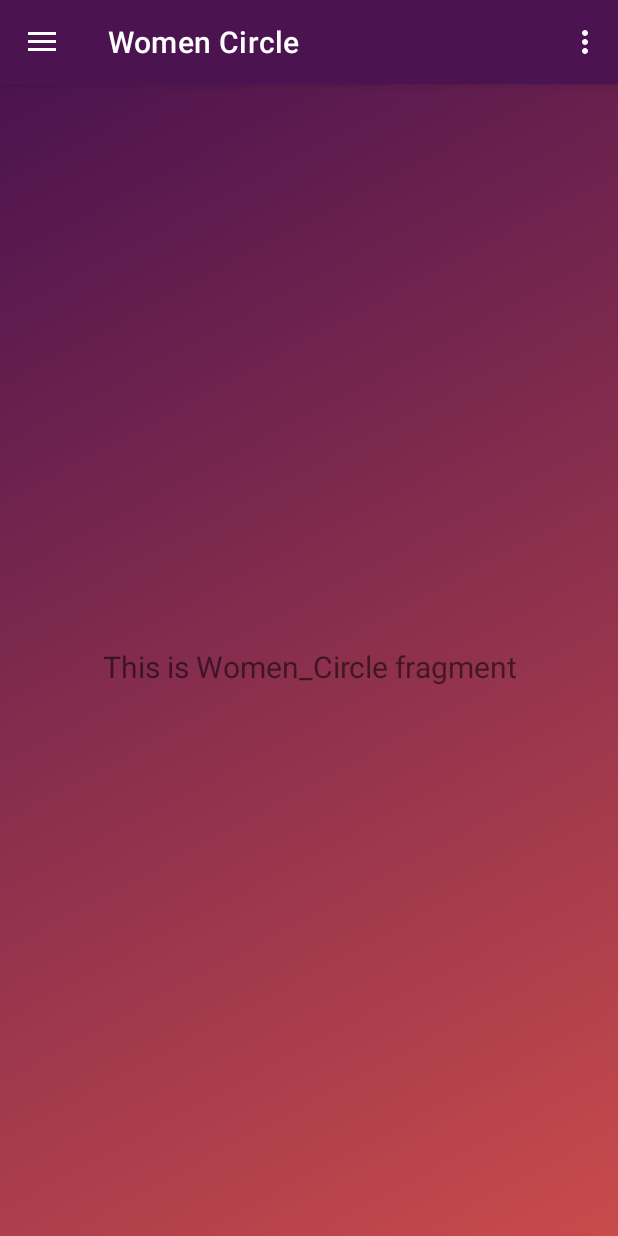
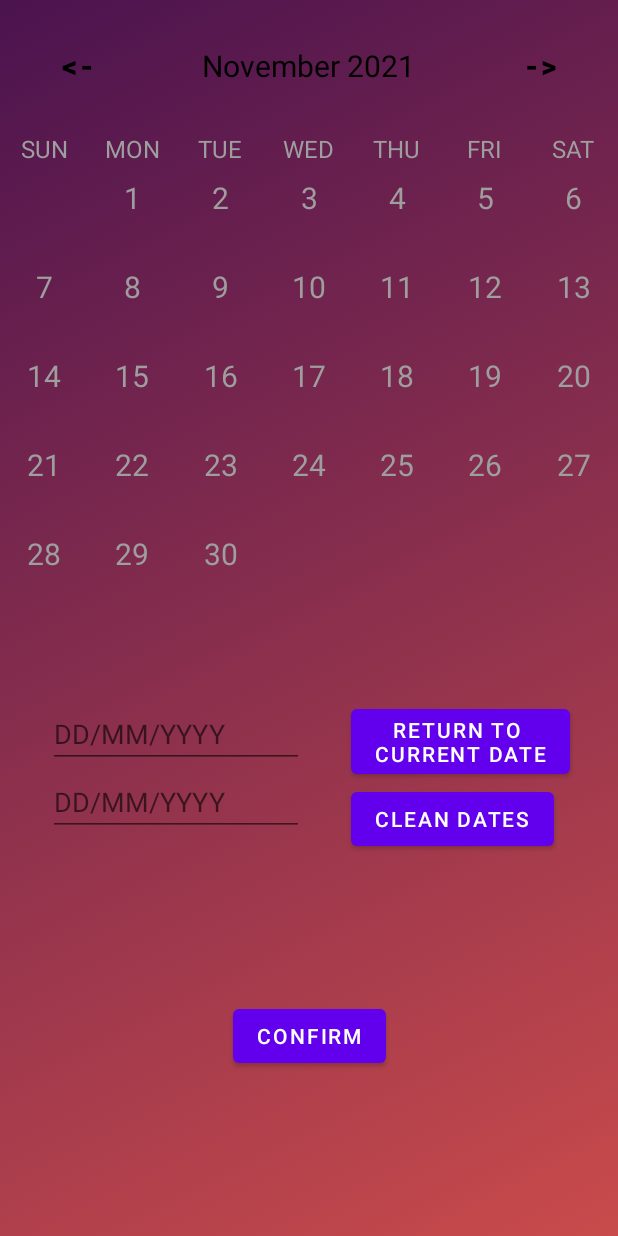
Before and after one commit to Argyrius1994/All-About-Women, an Android app: the screen it shows after launch (MainActivity before the commit, WomenCircleActivity after it), in the side drawer, after a tap on "Women Circle", on a phone screen of 412 x 824 dp. Run offline under Robolectric (Android 15) with nearby library versions, the phone set to English and light mode, and no system bars; our stand-ins replace navigation-ui.

Commit message:
First Commit of good looking calendar

```diff
--- a/app/build.gradle
+++ b/app/build.gradle
@@ -7,7 +7,7 @@ android {
 
     defaultConfig {
         applicationId "com.example.allaboutwomen"
-        minSdk 23
+        minSdk 28
         targetSdk 30
         versionCode 1
         versionName "1.0"
--- a/app/src/main/AndroidManifest.xml
+++ b/app/src/main/AndroidManifest.xml
@@ -9,6 +9,9 @@
         android:roundIcon="@mipmap/ic_launcher_round"
         android:supportsRtl="true"
         android:theme="@style/Theme.AllAboutWomen">
+        <activity
+            android:name=".ui.women_circle.WomenCircleActivity"
+            android:exported="false" />
         <activity
             android:name=".MainActivity"
             android:exported="true"
--- /dev/null
+++ b/app/src/main/java/com/example/allaboutwomen/ui/women_circle/CalendarAdapter.java
@@ -0,0 +1,49 @@
+package com.example.allaboutwomen.ui.women_circle;
+
+import android.view.LayoutInflater;
+import android.view.View;
+import android.view.ViewGroup;
+
+import androidx.annotation.NonNull;
+import androidx.recyclerview.widget.RecyclerView;
+
+import com.example.allaboutwomen.R;
+
+import java.util.ArrayList;
+
+public class CalendarAdapter extends RecyclerView.Adapter<CalendarViewHolder> {
+
+    private final ArrayList<String> daysOfMonth;
+    private final OnItemListener onItemListener;
+
+
+    public CalendarAdapter(ArrayList<String> daysOfMonth, OnItemListener onItemListener) {
+        this.daysOfMonth = daysOfMonth;
+        this.onItemListener = onItemListener;
+    }
+
+    @NonNull
+    @Override
+    public CalendarViewHolder onCreateViewHolder(@NonNull ViewGroup parent, int viewType) {
+        LayoutInflater inflater = LayoutInflater.from(parent.getContext());
+        View view = inflater.inflate(R.layout.calendar_cell,parent,false);
+        ViewGroup.LayoutParams layoutParams = view.getLayoutParams();
+        layoutParams.height=(int) (parent.getHeight()*0.1666666);
+
+        return new CalendarViewHolder(view,onItemListener);
+    }
+
+    @Override
+    public void onBindViewHolder(@NonNull CalendarViewHolder holder, int position) {
+        holder.dayOfMonth.setText(daysOfMonth.get(position));
+    }
+
+    @Override
+    public int getItemCount() {
+        return daysOfMonth.size();
+    }
+    public interface OnItemListener
+    {
+        void onItemClick(int position,String dayText);
+    }
+}
--- /dev/null
+++ b/app/src/main/java/com/example/allaboutwomen/ui/women_circle/CalendarViewHolder.java
@@ -0,0 +1,28 @@
+package com.example.allaboutwomen.ui.women_circle;
+
+import android.view.View;
+import android.widget.TextView;
+
+import androidx.annotation.NonNull;
+import androidx.recyclerview.widget.RecyclerView;
+
+import com.example.allaboutwomen.R;
+
+public class CalendarViewHolder extends RecyclerView.ViewHolder implements View.OnClickListener{
+    public final TextView dayOfMonth;
+    private final CalendarAdapter.OnItemListener onItemListener;
+    public CalendarViewHolder(@NonNull View itemView,CalendarAdapter.OnItemListener onItemListener)
+    {
+        super(itemView);
+        dayOfMonth = itemView.findViewById(R.id.cellDayText);
+        this.onItemListener = onItemListener;
+        itemView.setOnClickListener(this);
+    }
+
+    @Override
+    public void onClick(View view)
+    {
+        onItemListener.onItemClick(getAdapterPosition(),(String) dayOfMonth.getText());
+
+    }
+}
--- /dev/null
+++ b/app/src/main/java/com/example/allaboutwomen/ui/women_circle/WomenCircleActivity.java
@@ -0,0 +1,106 @@
+package com.example.allaboutwomen.ui.women_circle;
+
+
+import androidx.appcompat.app.AppCompatActivity;
+import androidx.recyclerview.widget.GridLayoutManager;
+import androidx.recyclerview.widget.RecyclerView;
+
+
+
+import android.os.Bundle;
+import android.view.View;
+import android.view.Window;
+import android.widget.TextView;
+import android.widget.Toast;
+
+import com.example.allaboutwomen.R;
+
+import java.time.LocalDate;
+import java.time.YearMonth;
+import java.time.format.DateTimeFormatter;
+import java.util.ArrayList;
+
+public class WomenCircleActivity extends AppCompatActivity implements CalendarAdapter.OnItemListener {
+
+    private TextView monthYearText;
+    private RecyclerView calendarRecycleView;
+    private LocalDate selectedDate;
+
+
+    @Override
+    protected void onCreate(Bundle savedInstanceState) {
+        super.onCreate(savedInstanceState);
+        getWindow().requestFeature(Window.FEATURE_ACTION_BAR); getSupportActionBar().hide();
+        setContentView(R.layout.activity_women_circle);
+        initWidgets();
+        selectedDate = LocalDate.now();
+        setMonthView();
+    }
+
+    private void initWidgets()
+    {
+        calendarRecycleView = findViewById(R.id.calendarRecycleView);
+        monthYearText = findViewById(R.id.monthYearTV);
+    }
+
+    private void setMonthView()
+    {
+        monthYearText.setText(monthYearFromDate(selectedDate));
+        ArrayList<String> daysInMonth = daysInMonthArray(selectedDate);
+
+        CalendarAdapter calendarAdapter = new CalendarAdapter(daysInMonth,this);
+        RecyclerView.LayoutManager layoutManager = new GridLayoutManager(getApplicationContext(),7);
+        calendarRecycleView.setLayoutManager(layoutManager);
+        calendarRecycleView.setAdapter(calendarAdapter);
+    }
+
+    private ArrayList<String> daysInMonthArray(LocalDate date) {
+        ArrayList<String> daysInMonthArray = new ArrayList<>();
+        YearMonth yearMonth = YearMonth.from(date);
+
+        int daysInMonth = yearMonth.lengthOfMonth();
+
+        LocalDate firstOfMonth = selectedDate.withDayOfMonth(1);
+        int dayOfWeek = firstOfMonth.getDayOfWeek().getValue();
+        for (int i =1; i<=42; i++)
+        {
+            if(i <= dayOfWeek || i > daysInMonth + dayOfWeek)
+            {
+                daysInMonthArray.add("");
+            }
+            else
+            {
+                daysInMonthArray.add(String.valueOf(i - dayOfWeek));
+            }
+        }
+        return daysInMonthArray;
+    }
+
+    private String monthYearFromDate(LocalDate date)
+    {
+        DateTimeFormatter formatter = DateTimeFormatter.ofPattern("MMMM yyyy");
+        return date.format(formatter);
+    }
+
+    public void previousMonthAction(View view) {
+        selectedDate = selectedDate.minusMonths(1);
+        setMonthView();
+    }
+
+    public void nextMonthAction(View view) {
+        selectedDate = selectedDate.plusMonths(1);
+        setMonthView();
+    }
+
+    @Override
+    public void onItemClick(int position, String dayText) {
+        if (!dayText.equals(""))
+        {
+            DateTimeFormatter formatter = DateTimeFormatter.ofPattern("dd/MM/yyyy");
+            String selectedDate1 = selectedDate.format(formatter);
+            String message = "Selected Date "+selectedDate1;
+            Toast.makeText(this ,message,Toast.LENGTH_SHORT).show();
+
+        }
+    }
+}
--- /dev/null
+++ b/app/src/main/res/layout/activity_women_circle.xml
@@ -0,0 +1,195 @@
+<?xml version="1.0" encoding="utf-8"?>
+<LinearLayout
+    xmlns:android="http://schemas.android.com/apk/res/android"
+    xmlns:app="http://schemas.android.com/apk/res-auto"
+    xmlns:tools="http://schemas.android.com/tools"
+    android:layout_width="match_parent"
+    android:layout_height="match_parent"
+    tools:context=".ui.women_circle.WomenCircleActivity"
+    android:orientation="vertical"
+    android:background="@drawable/gradient_color">
+    <LinearLayout
+        android:layout_width="match_parent"
+        android:layout_height="wrap_content"
+        android:orientation="horizontal"
+        android:layout_marginTop="20dp"
+        android:layout_marginBottom="20dp">
+        <Button
+            android:layout_width="0dp"
+            android:layout_height="wrap_content"
+            android:layout_weight="1"
+            android:text="@string/previousMonthButton"
+            android:textColor="@color/black"
+            android:background="?attr/selectableItemBackgroundBorderless"
+            android:textStyle="bold"
+            android:onClick="previousMonthAction"
+            android:textSize="20sp"/>
+        <TextView
+            android:id="@+id/monthYearTV"
+            android:layout_width="0dp"
+            android:layout_height="wrap_content"
+            android:layout_weight="2"
+            android:textSize="20sp"
+            android:textColor="@color/black"
+            android:text="@string/default_date"
+            android:textAlignment="center"/>
+        <Button
+            android:layout_width="0dp"
+            android:layout_height="wrap_content"
+            android:layout_weight="1"
+            android:text="@string/nextMonthButton"
+            android:textColor="@color/black"
+            android:background="?attr/selectableItemBackgroundBorderless"
+            android:textStyle="bold"
+            android:onClick="nextMonthAction"
+            android:textSize="20sp"/>
+
+    </LinearLayout>
+    <LinearLayout
+        android:layout_width="match_parent"
+        android:layout_height="wrap_content"
+        android:orientation="horizontal">
+        <TextView
+            android:layout_width="0dp"
+            android:layout_height="wrap_content"
+            android:layout_weight="1"
+            android:text="@string/sun"
+            android:textColor="@color/WomensCircleWhite"
+            android:textAlignment="center"
+            android:textSize="16sp"/>
+
+        <TextView
+            android:layout_width="0dp"
+            android:layout_height="wrap_content"
+            android:layout_weight="1"
+            android:text="@string/mon"
+            android:textAlignment="center"
+            android:textColor="@color/WomensCircleWhite"
+            android:textSize="16sp"
+            tools:ignore="TextContrastCheck" />
+
+        <TextView
+            android:layout_width="0dp"
+            android:layout_height="wrap_content"
+            android:layout_weight="1"
+            android:text="@string/tue"
+            android:textAlignment="center"
+            android:textColor="@color/WomensCircleWhite"
+            android:textSize="16sp"
+            tools:ignore="TextContrastCheck" />
+
+        <TextView
+            android:layout_width="0dp"
+            android:layout_height="wrap_content"
+            android:layout_weight="1"
+            android:text="@string/wed"
+            android:textAlignment="center"
+            android:textColor="@color/WomensCircleWhite"
+            android:textSize="16sp"
+            tools:ignore="TextContrastCheck" />
+
+        <TextView
+            android:layout_width="0dp"
+            android:layout_height="wrap_content"
+            android:layout_weight="1"
+            android:text="@string/thu"
+            android:textAlignment="center"
+            android:textColor="@color/WomensCircleWhite"
+            android:textSize="16sp"
+            tools:ignore="TextContrastCheck" />
+
+        <TextView
+            android:layout_width="0dp"
+            android:layout_height="wrap_content"
+            android:layout_weight="1"
+            android:text="@string/fri"
+            android:textAlignment="center"
+            android:textColor="@color/WomensCircleWhite"
+            android:textSize="16sp"
+            tools:ignore="TextContrastCheck" />
+
+        <TextView
+            android:layout_width="0dp"
+            android:layout_height="wrap_content"
+            android:layout_weight="1"
+            android:text="@string/sat"
+            android:textAlignment="center"
+            android:textColor="@color/WomensCircleWhite"
+            android:textSize="16sp"
+            tools:ignore="TextContrastCheck" />
+    </LinearLayout>
+
+
+    <androidx.recyclerview.widget.RecyclerView
+        android:id="@+id/calendarRecycleView"
+        android:layout_width="match_parent"
+        android:layout_height="0dp"
+        android:layout_weight="5"
+        android:clickable="false"
+        android:outlineSpotShadowColor="@color/black" />
+
+    <androidx.constraintlayout.widget.ConstraintLayout
+        android:layout_width="match_parent"
+        android:layout_height="0dp"
+        android:layout_weight="5">
+
+        <EditText
+            android:id="@+id/editTextDate2"
+            android:layout_width="wrap_content"
+            android:layout_height="wrap_content"
+            android:autofillHints="DD/MM/YYYY"
+            android:clickable="false"
+            android:ems="8"
+            android:hint="@string/dd_mm_yyyy"
+            android:inputType="date"
+            android:longClickable="false"
+            app:layout_constraintLeft_toLeftOf="parent"
+            app:layout_constraintRight_toLeftOf="@id/return_toDate"
+            app:layout_constraintTop_toTopOf="parent" />
+
+
+        <EditText
+            android:id="@+id/editTextDate3"
+            android:layout_width="wrap_content"
+            android:layout_height="wrap_content"
+            android:autofillHints="DD/MM/YYYY"
+            android:clickable="false"
+            android:ems="8"
+            android:hint="@string/dd_mm_yyyy"
+            android:inputType="date"
+            android:longClickable="false"
+            app:layout_constraintLeft_toLeftOf="parent"
+            app:layout_constraintRight_toLeftOf="@id/clear_dates"
+            app:layout_constraintTop_toBottomOf="@+id/editTextDate2" />
+
+        <Button
+            android:id="@+id/confirm_button"
+            android:layout_width="wrap_content"
+            android:layout_height="wrap_content"
+            android:text="@string/conf"
+            app:layout_constraintBottom_toBottomOf="parent"
+            app:layout_constraintLeft_toLeftOf="parent"
+            app:layout_constraintRight_toRightOf="parent"
+            app:layout_constraintTop_toBottomOf="@id/editTextDate3" />
+
+        <Button
+            android:id="@+id/return_toDate"
+            android:layout_width="wrap_content"
+            android:layout_height="wrap_content"
+            android:text="@string/ret_cur_date"
+            app:layout_constraintLeft_toRightOf="@id/editTextDate2"
+            app:layout_constraintRight_toRightOf="parent"
+            app:layout_constraintTop_toTopOf="parent" />
+
+        <Button
+            android:id="@+id/clear_dates"
+            android:layout_width="wrap_content"
+            android:layout_height="wrap_content"
+            android:text="@string/cl_dt"
+            app:layout_constraintStart_toStartOf="@id/return_toDate"
+            app:layout_constraintRight_toRightOf="parent"
+            app:layout_constraintTop_toBottomOf="@id/return_toDate" />
+
+    </androidx.constraintlayout.widget.ConstraintLayout>
+
+</LinearLayout>
--- /dev/null
+++ b/app/src/main/res/layout/calendar_cell.xml
@@ -0,0 +1,18 @@
+<?xml version="1.0" encoding="utf-8"?>
+<androidx.constraintlayout.widget.ConstraintLayout xmlns:android="http://schemas.android.com/apk/res/android"
+    android:layout_width="match_parent"
+    android:layout_height="match_parent"
+    xmlns:app="http://schemas.android.com/apk/res-auto">
+<TextView
+    android:layout_width="wrap_content"
+    android:layout_height="wrap_content"
+    android:id="@+id/cellDayText"
+    android:text="@string/one_number"
+    android:textSize="20sp"
+    android:textColor="@color/WomensCircleWhite"
+    app:layout_constraintBottom_toBottomOf="parent"
+    app:layout_constraintTop_toTopOf="parent"
+    app:layout_constraintLeft_toLeftOf="parent"
+    app:layout_constraintRight_toRightOf="parent"
+    app:layout_constraintVertical_bias="0.25"/>
+</androidx.constraintlayout.widget.ConstraintLayout>
--- a/app/src/main/res/navigation/mobile_navigation.xml
+++ b/app/src/main/res/navigation/mobile_navigation.xml
@@ -11,11 +11,11 @@
         android:label="@string/menu_home"
         tools:layout="@layout/fragment_home" />
 
-    <fragment
+    <activity
         android:id="@+id/nav_women_circle"
-        android:name="com.example.allaboutwomen.ui.women_circle.WomenCircleFragment"
+        android:name="com.example.allaboutwomen.ui.women_circle.WomenCircleActivity"
         android:label="@string/menu_women_circle"
-        tools:layout="@layout/fragment_women_circle" />
+        tools:layout="@layout/activity_women_circle" />
 
     <fragment
         android:id="@+id/nav_contraception"
--- a/app/src/main/res/values/colors.xml
+++ b/app/src/main/res/values/colors.xml
@@ -7,4 +7,5 @@
     <color name="teal_700">#FF018786</color>
     <color name="black">#FF000000</color>
     <color name="white">#FFFFFFFF</color>
+    <color name="WomensCircleWhite">#9E9E9E</color>
 </resources>
--- a/app/src/main/res/values/strings.xml
+++ b/app/src/main/res/values/strings.xml
@@ -10,4 +10,19 @@
     <string name="menu_home">Home</string>
     <string name="menu_women_circle">Women Circle</string>
     <string name="menu_contraception">Contraception</string>
+    <string name="previousMonthButton"><![CDATA[<-]]></string>
+    <string name="nextMonthButton"><![CDATA[->]]></string>
+    <string name="sun">SUN</string>
+    <string name="mon">MON</string>
+    <string name="tue">TUE</string>
+    <string name="wed">WED</string>
+    <string name="thu">THU</string>
+    <string name="fri">FRI</string>
+    <string name="sat">SAT</string>
+    <string name="default_date">Month YYYY</string>
+    <string name="one_number">1</string>
+    <string name="ret_cur_date">Return to \nCurrent Date</string>
+    <string name="cl_dt">Clean Dates</string>
+    <string name="conf">Confirm</string>
+    <string name="dd_mm_yyyy">DD/MM/YYYY</string>
 </resources>
```
